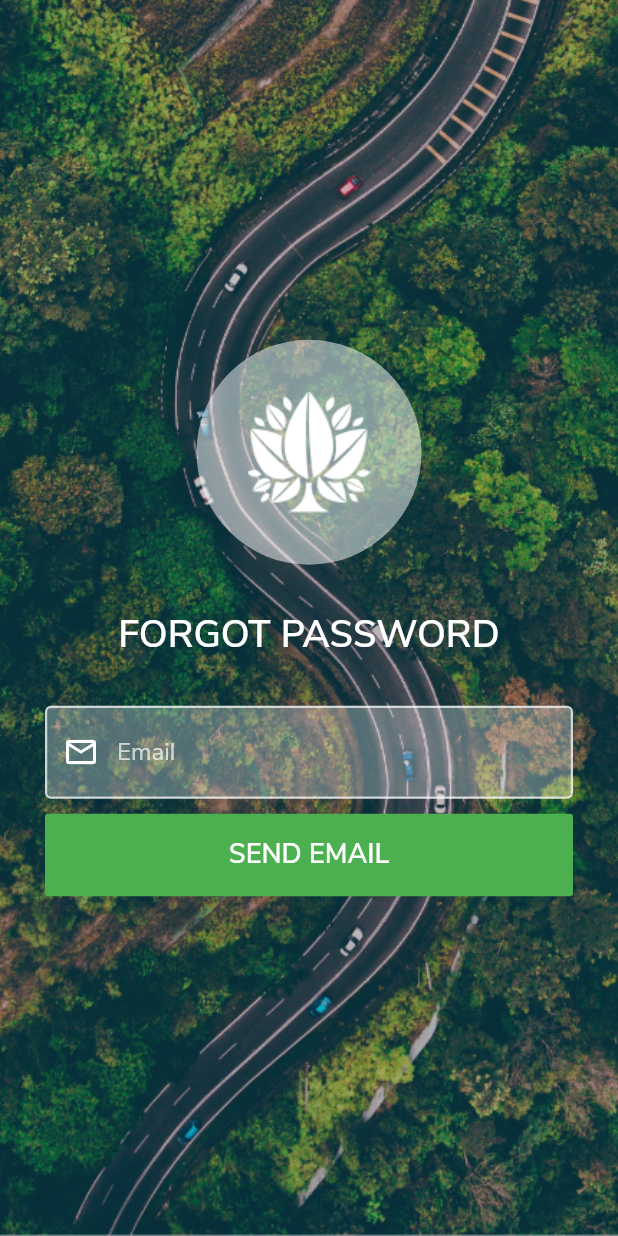
After one commit to Rexsunon/LoginUi, a Flutter app: the screen it shows after launch, after a tap on "Forgot Password?", on a phone screen of 412 x 824 dp. The commit adds this screen. Run offline on Flutter 3.47's test engine with Material 2 defaults, Android fonts, the phone set to English and light mode, and no system bars; our stand-ins replace page_transition.

Commit message:
Add forgot password screen

```diff
--- a/lib/main.dart
+++ b/lib/main.dart
@@ -1,4 +1,5 @@
 import 'package:flutter/material.dart';
+import 'package:login_ui/screens/forgot_password.dart';
 import 'package:login_ui/screens/login.dart';
 import 'package:login_ui/screens/sign_up.dart';
 import 'package:login_ui/screens/splash_screen.dart';
@@ -18,7 +19,8 @@ class MyApp extends StatelessWidget {
       debugShowCheckedModeBanner: false,
       routes: {
         Login.id: (context) => Login(),
-        SignUp.id: (context) => SignUp()
+        SignUp.id: (context) => SignUp(),
+        ForgotPassword.id: (context) => ForgotPassword()
       },
       home: SplashScreen(),
     );
--- /dev/null
+++ b/lib/screens/forgot_password.dart
@@ -0,0 +1,73 @@
+import 'package:flutter/material.dart';
+import 'package:login_ui/widgets/gradient_button.dart';
+import 'package:login_ui/widgets/text_Field.dart';
+
+class ForgotPassword extends StatelessWidget {
+  static const String id = 'Forgot password';
+
+  @override
+  Widget build(BuildContext context) {
+    return Scaffold(
+      resizeToAvoidBottomInset: false,
+      body: Center(
+        child: Container(
+          padding: EdgeInsets.all(30.0),
+          decoration: BoxDecoration(
+            color: Colors.transparent,
+            image: DecorationImage(
+                image: AssetImage("assets/images/bg.png"),
+                fit: BoxFit.cover,
+                colorFilter: ColorFilter.mode(
+                    Color(0xFF222222).withOpacity(0.2), BlendMode.srcOver)),
+          ),
+          child: Column(
+            crossAxisAlignment: CrossAxisAlignment.center,
+            mainAxisAlignment: MainAxisAlignment.center,
+            children: <Widget>[
+              Container(
+                width: 150.0,
+                height: 150.0,
+                decoration: BoxDecoration(
+                  color: Colors.white30.withOpacity(0.5),
+                  borderRadius: BorderRadius.circular(100.0),
+                ),
+                child: Center(
+                  child: Hero(
+                    tag: 'logo',
+                    child: Container(
+                      width: 100.0,
+                      height: 100.0,
+                      child: Image.asset("assets/images/logo.png"),
+                    ),
+                  ),
+                ),
+              ),
+              SizedBox(height: 30.0),
+              Text(
+                "Forgot Password".toUpperCase(),
+                style: TextStyle(
+                  color: Colors.white,
+                  fontWeight: FontWeight.bold,
+                  fontSize: 25.0,
+                ),
+                textAlign: TextAlign.center,
+              ),
+              SizedBox(height: 30.0),
+              LoginTextField(
+                hint: "Email",
+                icon: Icons.mail_outline,
+                isPassword: false,
+                inputType: TextInputType.emailAddress,
+              ),
+              SizedBox(height: 10.0),
+              GradientButton(
+                text: "Send email".toUpperCase(),
+                onPress: () {},
+              ),
+            ],
+          ),
+        ),
+      ),
+    );
+  }
+}
--- a/lib/screens/login.dart
+++ b/lib/screens/login.dart
@@ -1,5 +1,6 @@
 import 'package:flutter/cupertino.dart';
 import 'package:flutter/material.dart';
+import 'package:login_ui/screens/forgot_password.dart';
 import 'package:login_ui/widgets/gradient_button.dart';
 import 'package:login_ui/widgets/text_Field.dart';
 
@@ -89,13 +90,18 @@ class _LoginState extends State<Login> {
                 onPress: () {},
               ),
               SizedBox(height: 30.0),
-              Text(
-                "Forgot Password?",
-                style: TextStyle(
-                  color: Colors.white,
-                  fontWeight: FontWeight.bold,
-                  fontSize: 15.0,
+              InkWell(
+                child: Text(
+                  "Forgot Password?",
+                  style: TextStyle(
+                    color: Colors.white,
+                    fontWeight: FontWeight.bold,
+                    fontSize: 15.0,
+                  ),
                 ),
+                onTap: () {
+                  Navigator.pushNamed(context, ForgotPassword.id);
+                },
               ),
               SizedBox(height: 20.0),
               SizedBox(
```
